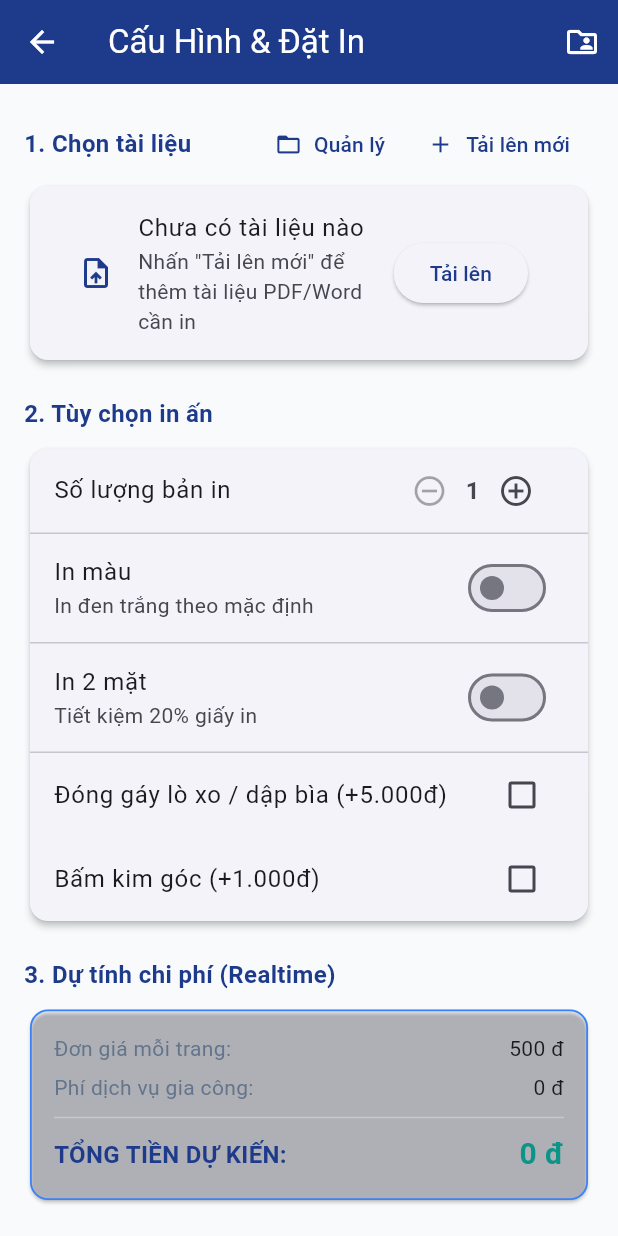
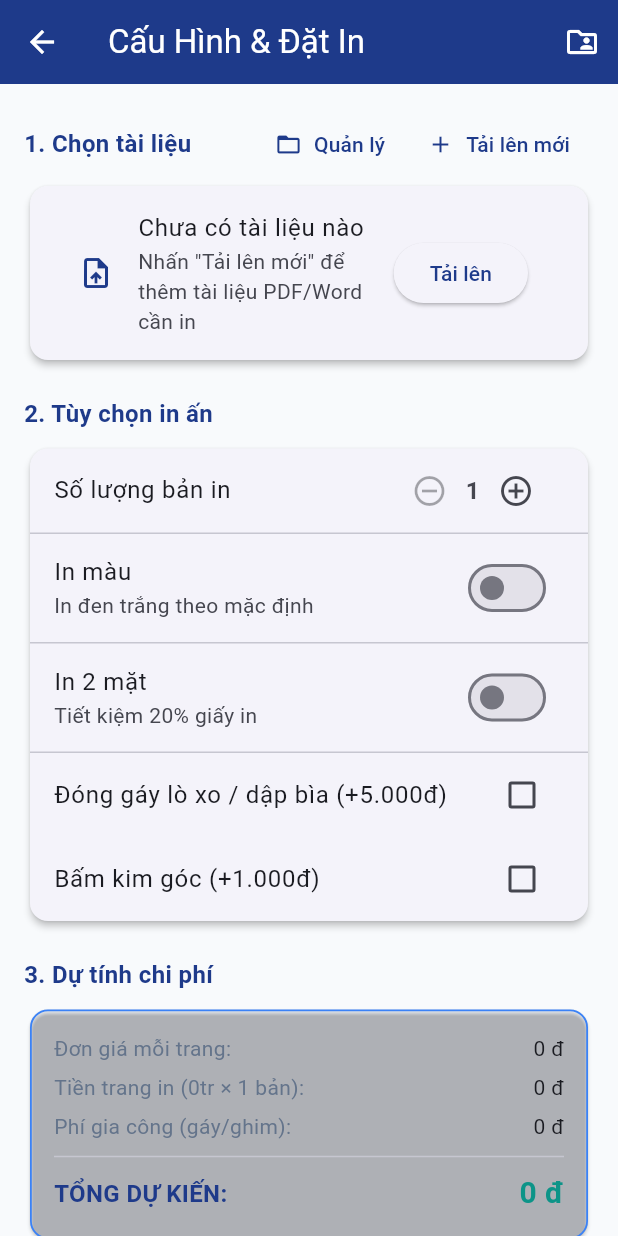
Before and after one commit to MinhTCCE190895/UniPrint-Mobile, a Flutter app: the CreateOrderScreen screen opened directly, on a phone screen of 412 x 824 dp. Run offline on Flutter 3.47's test engine with Material 3 defaults, Android fonts, the phone set to English and light mode, and no system bars; our stand-ins replace file_picker, qr_flutter, shared_preferences; missing offline and left inert: mobile_scanner; accounts and stored records are empty; network calls fail.

Commit message:
Khoith feat print price task08 (#6)
* feat(student): implement Task 8 CalculatePrintPrice realtime - update endpoint, fix auth, add loading UX and detailed price breakdown

```diff
--- a/lib/core/constants/api_endpoints.dart
+++ b/lib/core/constants/api_endpoints.dart
@@ -19,7 +19,7 @@ class ApiEndpoints {
 
   // Print Order endpoints
   static const String printOrders = '$baseUrl/printorders';
-  static const String calculatePrice = '$baseUrl/printorders/calculate-price';
+  static const String calculatePrice = '$baseUrl/price/calculate';
   static const String myOrders = '$baseUrl/printorders/my-orders';
   static const String staffQueue = '$baseUrl/printorders/queue';
   static const String scanPickupQr = '$baseUrl/printorders/scan-pickup-qr';
--- a/lib/services/order_service.dart
+++ b/lib/services/order_service.dart
@@ -21,7 +21,7 @@ class OrderService {
         'hasBinding': hasBinding,
         'hasStaple': hasStaple,
       },
-      withAuth: false,
+      withAuth: true,
     );
 
     final data =
--- a/lib/views/student/create_order_screen.dart
+++ b/lib/views/student/create_order_screen.dart
@@ -26,6 +26,7 @@ class _CreateOrderScreenState extends State<CreateOrderScreen> {
   bool _isDoubleSided = false;
   bool _hasBinding = false;
   bool _hasStaple = false;
+  bool _isCalculating = false;
   final String _notes = '';
 
   @override
@@ -55,9 +56,10 @@ class _CreateOrderScreenState extends State<CreateOrderScreen> {
     });
   }
 
-  void _triggerPriceCalculation() {
+  Future<void> _triggerPriceCalculation() async {
     if (_selectedDoc == null) return;
-    context.read<OrderProvider>().calculatePriceRealtime(
+    setState(() => _isCalculating = true);
+    await context.read<OrderProvider>().calculatePriceRealtime(
       pageCount: _selectedDoc!.pageCount,
       numberOfCopies: _copies,
       isColor: _isColor,
@@ -65,6 +67,7 @@ class _CreateOrderScreenState extends State<CreateOrderScreen> {
       hasBinding: _hasBinding,
       hasStaple: _hasStaple,
     );
+    if (mounted) setState(() => _isCalculating = false);
   }
 
   Future<void> _handleCreateOrder() async {
@@ -284,39 +287,59 @@ class _CreateOrderScreenState extends State<CreateOrderScreen> {
             ),
             const SizedBox(height: 20),
 
-            // Section 3: Price Preview
-            const Text('3. Dự tính chi phí (Realtime)', style: TextStyle(fontSize: 16, fontWeight: FontWeight.bold, color: AppColors.primary)),
+            // Section 3: Price Preview — Task 8: Tính giá realtime
+            Row(
+              children: [
+                const Text('3. Dự tính chi phí', style: TextStyle(fontSize: 16, fontWeight: FontWeight.bold, color: AppColors.primary)),
+                if (_isCalculating) ...[
+                  const SizedBox(width: 10),
+                  const SizedBox(
+                    width: 14,
+                    height: 14,
+                    child: CircularProgressIndicator(strokeWidth: 2, color: AppColors.primary),
+                  ),
+                ],
+              ],
+            ),
             const SizedBox(height: 8),
             Card(
               color: AppColors.primary.withValues(alpha: 0.04),
               shape: RoundedRectangleBorder(
                 borderRadius: BorderRadius.circular(12),
-                side: const BorderSide(color: AppColors.primaryLight, width: 1.2),
+                side: BorderSide(
+                  color: _isCalculating ? AppColors.primary.withValues(alpha: 0.3) : AppColors.primaryLight,
+                  width: 1.2,
                 ),
+              ),
+              child: AnimatedOpacity(
+                opacity: _isCalculating ? 0.5 : 1.0,
+                duration: const Duration(milliseconds: 200),
                 child: Padding(
                   padding: const EdgeInsets.all(16.0),
                   child: Column(
                     children: [
-                    Row(
-                      mainAxisAlignment: MainAxisAlignment.spaceBetween,
-                      children: [
-                        const Text('Đơn giá mỗi trang:', style: TextStyle(color: AppColors.textSecondary)),
-                        Text(_currencyFormat.format(estimatedPrice?.unitPricePerPage ?? 500)),
-                      ],
+                      _priceRow(
+                        label: 'Đơn giá mỗi trang:',
+                        value: estimatedPrice?.unitPricePerPage,
+                        fallback: 0,
                       ),
                       const SizedBox(height: 6),
-                    Row(
-                      mainAxisAlignment: MainAxisAlignment.spaceBetween,
-                      children: [
-                        const Text('Phí dịch vụ gia công:', style: TextStyle(color: AppColors.textSecondary)),
-                        Text(_currencyFormat.format(estimatedPrice?.extraServicesTotal ?? 0)),
-                      ],
+                      _priceRow(
+                        label: 'Tiền trang in (${_selectedDoc?.pageCount ?? 0}tr × $_copies bản):',
+                        value: estimatedPrice?.pageSubtotal,
+                        fallback: 0,
+                      ),
+                      const SizedBox(height: 6),
+                      _priceRow(
+                        label: 'Phí gia công (gáy/ghim):',
+                        value: estimatedPrice?.extraServicesTotal,
+                        fallback: 0,
                       ),
                       const Divider(height: 20),
                       Row(
                         mainAxisAlignment: MainAxisAlignment.spaceBetween,
                         children: [
-                        const Text('TỔNG TIỀN DỰ KIẾN:', style: TextStyle(fontSize: 16, fontWeight: FontWeight.bold, color: AppColors.primary)),
+                          const Text('TỔNG DỰ KIẾN:', style: TextStyle(fontSize: 16, fontWeight: FontWeight.bold, color: AppColors.primary)),
                           Text(
                             _currencyFormat.format(estimatedPrice?.totalEstimatedPrice ?? 0),
                             style: const TextStyle(fontSize: 20, fontWeight: FontWeight.bold, color: AppColors.secondary),
@@ -324,6 +347,7 @@ class _CreateOrderScreenState extends State<CreateOrderScreen> {
                         ],
                       ),
                     ],
+                  ),
                 ),
               ),
             ),
@@ -350,4 +374,16 @@ class _CreateOrderScreenState extends State<CreateOrderScreen> {
       ),
     );
   }
+
+  Widget _priceRow({required String label, double? value, double fallback = 0}) {
+    return Row(
+      mainAxisAlignment: MainAxisAlignment.spaceBetween,
+      children: [
+        Expanded(
+          child: Text(label, style: const TextStyle(color: AppColors.textSecondary)),
+        ),
+        Text(_currencyFormat.format(value ?? fallback)),
+      ],
+    );
   }
+}
```
Lines whose indentation alone changed are shown as unchanged.
